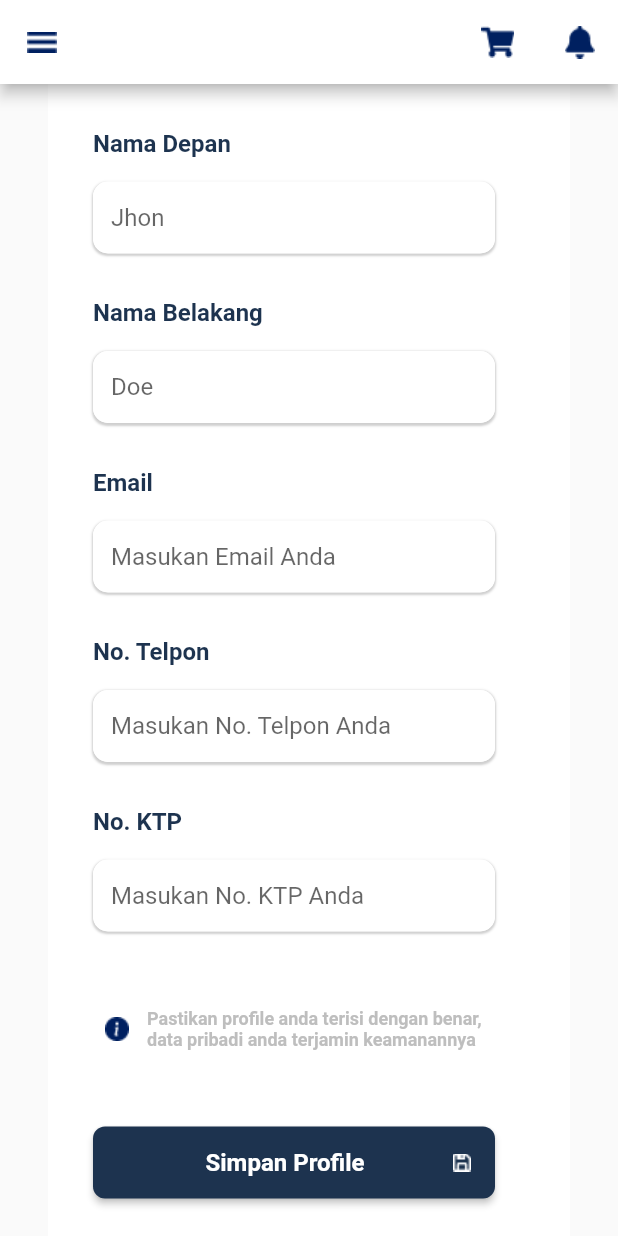
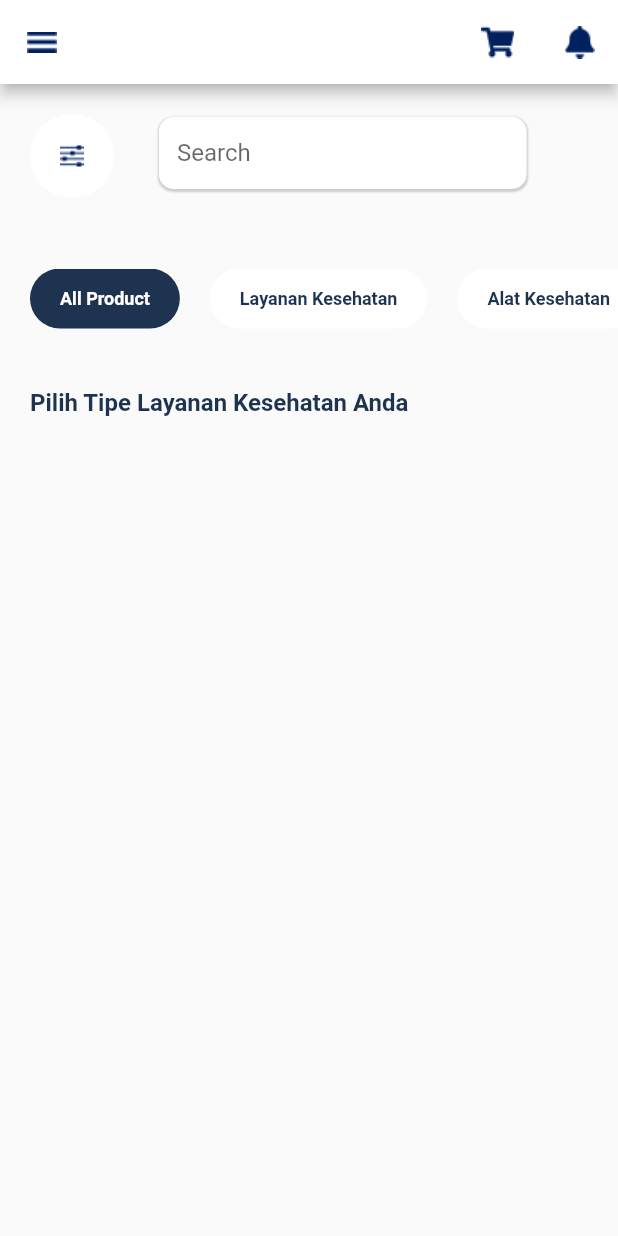
Before and after one commit to BintangNadiMaulana/healthycare, a Flutter app: the screen it shows after launch, after a tap on "Login", on a phone screen of 412 x 824 dp. Run offline on Flutter 3.47's test engine with Material 2 defaults, Android fonts, the phone set to English and light mode, and no system bars.

Commit message:
Add search, all product, pilih tipe layanan

```diff
--- /dev/null
+++ b/lib/Screen/home_page.dart
@@ -0,0 +1,100 @@
+import 'package:flutter/material.dart';
+import 'package:latihan_ui/Utils/custom_color.dart';
+
+import '../Utils/Widgets/reusable_widget.dart';
+
+class HomePage extends StatefulWidget {
+  const HomePage({Key? key}) : super(key: key);
+
+  @override
+  State<HomePage> createState() => _HomePageState();
+}
+
+class _HomePageState extends State<HomePage> {
+  final TextEditingController searchController = TextEditingController();
+
+  @override
+  Widget build(BuildContext context) {
+    return Scaffold(
+      appBar: AppBar(
+        backgroundColor: Colors.white,
+        leading: Image.asset("assets/icon/icon_navigator.png"),
+        actions: [
+          Image.asset("assets/icon/icon_trolly.png"),
+          Image.asset("assets/icon/icon_bell.png"),
+        ],
+      ),
+      body: homeBody(context),
+    );
+  }
+
+  Widget homeBody(BuildContext context) {
+    return Container(
+      child: ListView(
+        children: [
+          Row(
+            children: [
+              Container(
+                margin: EdgeInsets.only(left: 20, right: 30, top: 20),
+                padding: EdgeInsets.all(20),
+                decoration:
+                    BoxDecoration(color: Colors.white, shape: BoxShape.circle),
+                child: Image.asset("assets/icon/icon_filter.png"),
+              ),
+              Container(
+                width: 265,
+                  child: ResUseAbleWidget().customForm(searchController, "Search")),
+
+            ],
+
+          ),
+          Container(
+            margin: EdgeInsets.only(top: 47),
+            height: 40,
+            child: ListView(
+              shrinkWrap: true,
+              scrollDirection: Axis.horizontal,
+              children: [
+                Container(
+                  padding: EdgeInsets.only(left: 20, right: 20, top: 7, bottom: 7),
+                  margin: EdgeInsets.only(left: 20),
+                  decoration: BoxDecoration(
+                      borderRadius: BorderRadius.circular(30),
+                      color: CustomColor.primaryColor,
+                  ),
+                  height: 30,
+                  child: Center(child: Text("All Product", style: TextStyle(color: Colors.white, fontSize: 12, fontWeight: FontWeight.w700),)),
+                ),
+                Container(
+                  padding: EdgeInsets.only(left: 20, right: 20, top: 7, bottom: 7),
+                  margin: EdgeInsets.only(left: 20),
+                  decoration: BoxDecoration(
+                      borderRadius: BorderRadius.circular(30),
+                      color: Colors.white,
+                  ),
+                  height: 30,
+                  child: Center(child: Text("Layanan Kesehatan", style: TextStyle(color: CustomColor.primaryColor, fontSize: 12, fontWeight: FontWeight.w700),)),
+                ),
+                Container(
+                  padding: EdgeInsets.only(left: 20, right: 20, top: 7, bottom: 7),
+                  margin: EdgeInsets.only(left: 20),
+                  decoration: BoxDecoration(
+                      borderRadius: BorderRadius.circular(30),
+                      color: Colors.white,
+                  ),
+                  height: 30,
+                  child: Center(child: Text("Alat Kesehatan", style: TextStyle(color: CustomColor.primaryColor, fontSize: 12, fontWeight: FontWeight.w700),)),
+                ),
+              ],
+
+            ),
+          ),
+          Container(
+            margin: EdgeInsets.only(top: 40, bottom: 30, left: 20),
+            child: ResUseAbleWidget().primaryColorText("Pilih Tipe Layanan Kesehatan Anda"),
+          )
+        ],
+      ),
+    );
+  }
+}
--- a/lib/Screen/login_page.dart
+++ b/lib/Screen/login_page.dart
@@ -1,4 +1,5 @@
 import 'package:flutter/material.dart';
+import 'package:latihan_ui/Screen/home_page.dart';
 import 'package:latihan_ui/Screen/profile_page.dart';
 import 'package:latihan_ui/Screen/register_page.dart';
 import 'package:latihan_ui/Utils/Widgets/reusable_widget.dart';
@@ -66,7 +67,7 @@ class _LoginPageState extends State<LoginPage> {
             padding: const EdgeInsets.only(top: 40, bottom: 30),
             child: ResUseAbleWidget().btnMain("Login", (){
               Navigator.push(context, MaterialPageRoute(
-                  builder: (context) => const ProfilePage()));
+                  builder: (context) => const HomePage()));
             }),
           ),
           Center(
```
